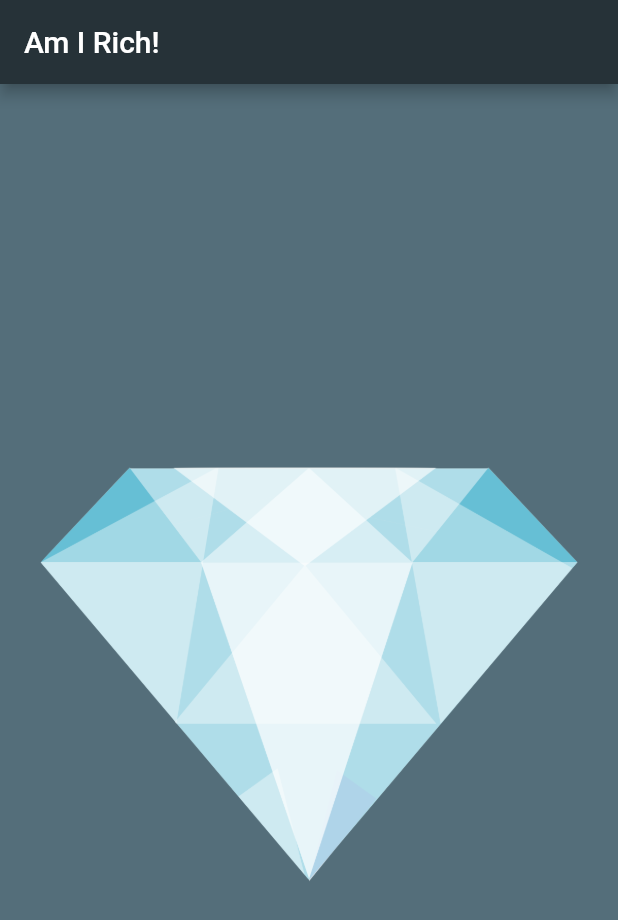
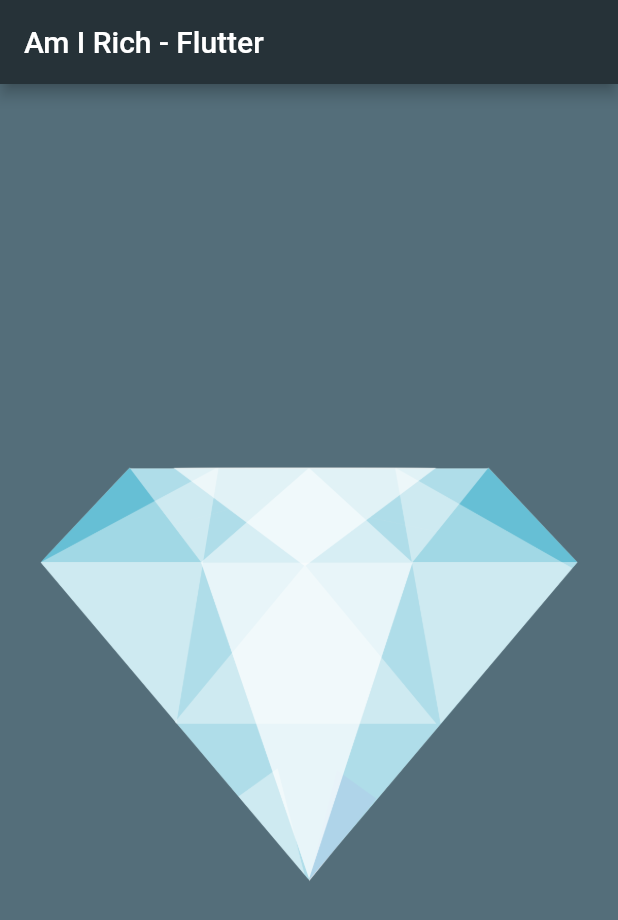
Before and after one commit to VasiiH/am_i_rich, a Flutter app: the screen it shows after launch, on a phone screen of 412 x 824 dp. Shown: the top 920 px of the screen. Run offline on Flutter 3.47's test engine with Material 2 defaults, Android fonts, the phone set to English and light mode, and no system bars.

Commit message:
Am I Rich application using flutter

```diff
--- a/lib/main.dart
+++ b/lib/main.dart
@@ -8,7 +8,7 @@ void main() {
             Colors.blueGrey.shade600, // Color is a Child of scaffold Widget
         appBar: AppBar(
           // AppBar is a Child of scaffold Widget
-          title: Text("Am I Rich!"), // Child of AppBar Widget
+          title: Text("Am I Rich - Flutter"), // Child of AppBar Widget
           backgroundColor: Colors.blueGrey.shade900, //Child of AppBar Widget
         ),
         body: Center(
```
